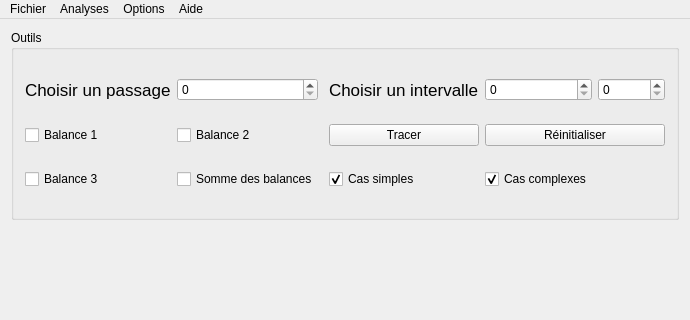
Above: mainwindow.ui from Gab-Metzger/InterfaceHommeManchots before the change; both pictures show x 0 to 690 and y 0 to 320 of the 690 by 800 pixel window. Below: the same form after it.
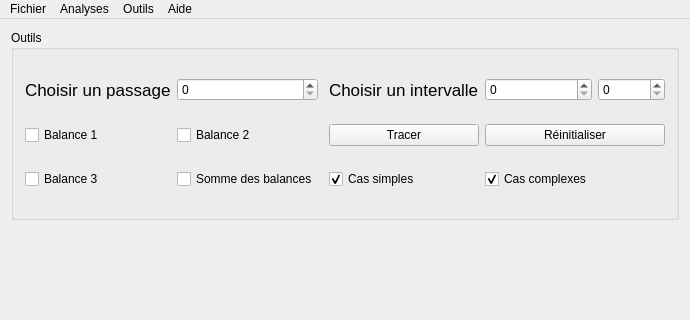
That is the form after the change.

Patch:
```diff
--- a/mainwindow.ui
+++ b/mainwindow.ui
@@ -192,7 +192,7 @@
    </widget>
    <widget class="QMenu" name="menuOptions">
     <property name="title">
-     <string>Options</string>
+     <string>Outils</string>
     </property>
     <addaction name="separator"/>
     <addaction name="actionOptions"/>
```
